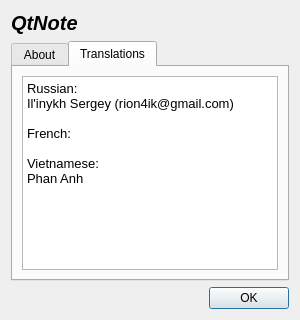
First picture: the form in src/aboutdlg.ui, repository Ri0n/QtNote, before the edit.
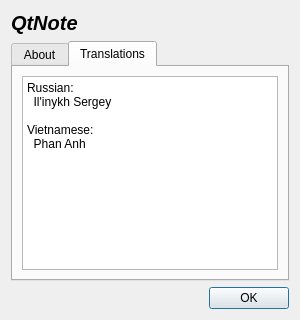
Second picture: the form after the edit. The open tabs and pages were chosen to show the change. Icons and pictures are not drawn.

Commit message: Updated translation tab

The edit to the form file:
```diff
--- a/src/aboutdlg.ui
+++ b/src/aboutdlg.ui
@@ -7,7 +7,7 @@
     <x>0</x>
     <y>0</y>
     <width>367</width>
-    <height>281</height>
+    <height>236</height>
    </rect>
   </property>
   <property name="windowTitle">
@@ -121,16 +121,20 @@
       </attribute>
       <layout class="QVBoxLayout" name="verticalLayout_2">
        <item>
-        <widget class="QTextEdit" name="textEdit">
-         <property name="html">
-          <string>&lt;!DOCTYPE HTML PUBLIC &quot;-//W3C//DTD HTML 4.0//EN&quot; &quot;http://www.w3.org/TR/REC-html40/strict.dtd&quot;&gt;
-&lt;html&gt;&lt;head&gt;&lt;meta name=&quot;qrichtext&quot; content=&quot;1&quot; /&gt;&lt;style type=&quot;text/css&quot;&gt;
-p, li { white-space: pre-wrap; }
-&lt;/style&gt;&lt;/head&gt;&lt;body style=&quot; font-family:'Sans'; font-size:10pt; font-weight:400; font-style:normal;&quot;&gt;
-&lt;p style=&quot; margin-top:0px; margin-bottom:0px; margin-left:0px; margin-right:0px; -qt-block-indent:0; text-indent:0px;&quot;&gt;Russian:&lt;br /&gt;Il'inykh Sergey (rion4ik@gmail.com)&lt;br /&gt;&lt;br /&gt;French:&lt;br /&gt;&lt;br /&gt;Vietnamese:&lt;br /&gt;Phan Anh&lt;br /&gt;&lt;/p&gt;&lt;/body&gt;&lt;/html&gt;</string>
+        <widget class="QPlainTextEdit" name="plainTextEdit">
+         <property name="lineWrapMode">
+          <enum>QPlainTextEdit::NoWrap</enum>
          </property>
-         <property name="acceptRichText">
-          <bool>false</bool>
+         <property name="readOnly">
+          <bool>true</bool>
+         </property>
+         <property name="plainText">
+          <string>Russian:
+  Il'inykh Sergey &lt;rion4ik@gmail.com&gt;
+
+Vietnamese:
+  Phan Anh
+</string>
          </property>
         </widget>
        </item>
```
The commit also changes 3 other files.
